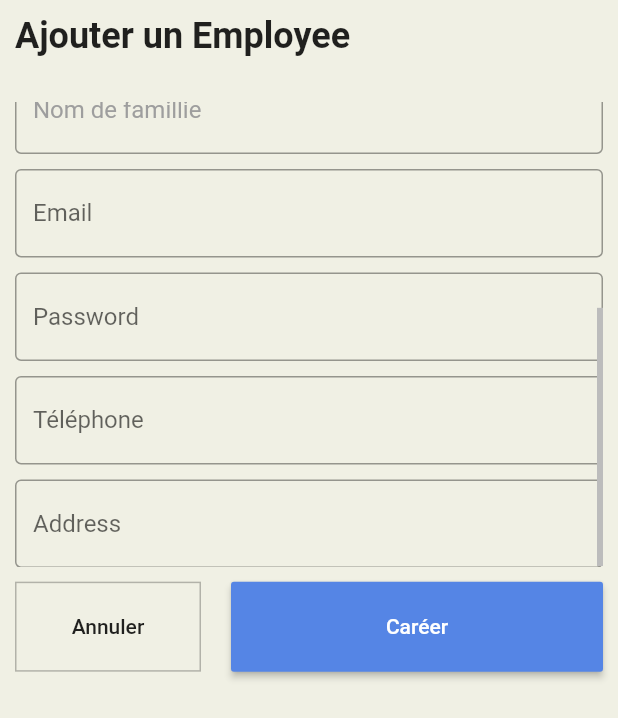
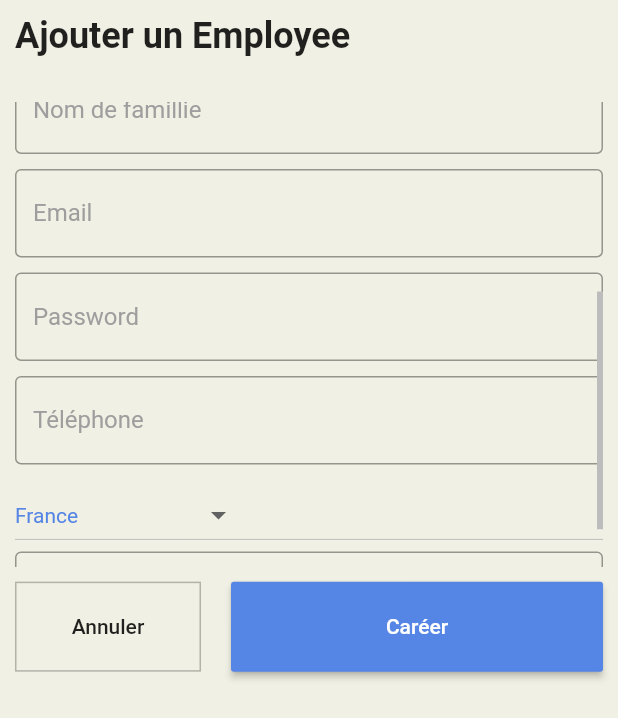
Before and after one commit to QonvexTech/obrero_web, a Flutter app: the EmployeeAdd widget shown alone on an empty page, opened directly, scrolled down 247 dp, on a phone screen of 412 x 824 dp. Shown: the top 718 px of the screen. Run offline on Flutter 3.47's test engine with Material 2 defaults, Android fonts, the phone set to English and light mode, and no system bars; our stand-ins replace date_picker_timeline, dotted_border, email_validator, file_picker, firebase_core, firebase_messaging and 9 more; missing offline and left inert: adaptive_container, address_search_field, universal_html; accounts and stored records are empty; statements that could not run were skipped.

Commit message:
employee add update country

```diff
--- a/lib/view/dashboard/employee/employee_add.dart
+++ b/lib/view/dashboard/employee/employee_add.dart
@@ -15,6 +15,7 @@ class EmployeeAdd extends StatefulWidget {
 }
 
 class _CustomerAddState extends State<EmployeeAdd> with SettingsHelper {
+  Map<dynamic, dynamic>? countryValue = countries[66];
   bool isEdit = false;
   Map<String, dynamic> bodyToUpdate = {};
   TextEditingController fnameController = TextEditingController();
@@ -41,6 +42,7 @@ class _CustomerAddState extends State<EmployeeAdd> with SettingsHelper {
   @override
   Widget build(BuildContext context) {
     EmployeeSevice employeeService = Provider.of<EmployeeSevice>(context);
+
     final Size size = MediaQuery.of(context).size;
     return Container(
       width: size.width,
@@ -156,6 +158,7 @@ class _CustomerAddState extends State<EmployeeAdd> with SettingsHelper {
               TextField(
                 decoration: InputDecoration(
                   hintText: "Email",
+                  hintStyle: transHeader,
                   border: OutlineInputBorder(),
                 ),
                 controller: emailController,
@@ -171,6 +174,7 @@ class _CustomerAddState extends State<EmployeeAdd> with SettingsHelper {
                   : TextField(
                       decoration: InputDecoration(
                         hintText: "Password",
+                        hintStyle: transHeader,
                         border: OutlineInputBorder(),
                       ),
                       controller: passwordController,
@@ -181,6 +185,7 @@ class _CustomerAddState extends State<EmployeeAdd> with SettingsHelper {
               TextField(
                 decoration: InputDecoration(
                   hintText: "Téléphone",
+                  hintStyle: transHeader,
                   border: OutlineInputBorder(),
                 ),
                 controller: contactNumberController,
@@ -191,16 +196,108 @@ class _CustomerAddState extends State<EmployeeAdd> with SettingsHelper {
               SizedBox(
                 height: MySpacer.small,
               ),
-              TextField(
+
+              MediaQuery.of(context).size.width > 800
+                  ? Row(
+                      mainAxisSize: MainAxisSize.max,
+                      mainAxisAlignment: MainAxisAlignment.spaceBetween,
+                      children: [
+                        Expanded(
+                          child: DropdownButton<Map<dynamic, dynamic>>(
+                            underline: null,
+                            hint: Text("Country"),
+                            value: countryValue,
+                            icon: Icon(Icons.arrow_drop_down),
+                            iconSize: 24,
+                            elevation: 16,
+                            style: TextStyle(color: Palette.drawerColor),
+                            onChanged: (Map<dynamic, dynamic>? newValue) {
+                              setState(() {
+                                countryValue = newValue!;
+                              });
+                            },
+                            items: countries
+                                .map<DropdownMenuItem<Map<dynamic, dynamic>>>(
+                                    (value) {
+                              return DropdownMenuItem<Map<dynamic, dynamic>>(
+                                value: value,
+                                child: Text(
+                                  value["name"],
+                                  overflow: TextOverflow.ellipsis,
+                                ),
+                              );
+                            }).toList(),
+                          ),
+                        ),
+                        SizedBox(
+                          width: MySpacer.small,
+                        ),
+                        Expanded(
+                          flex: 3,
+                          child: TextField(
+                            onChanged: (value) {
+                              bodyToUpdate.addAll({"address": value});
+                            },
                             decoration: InputDecoration(
+                              hintStyle: transHeader,
                               hintText: "Address",
                               border: OutlineInputBorder(),
                             ),
                             controller: addressController,
+                          ),
+                        ),
+                      ],
+                    )
+                  : SizedBox(),
+              MediaQuery.of(context).size.width < 800
+                  ? Expanded(
+                      child: DropdownButton<Map<dynamic, dynamic>>(
+                        underline: null,
+                        hint: Text("Country"),
+                        value: countryValue,
+                        icon: Icon(Icons.arrow_drop_down),
+                        iconSize: 24,
+                        elevation: 16,
+                        style: TextStyle(color: Palette.drawerColor),
+                        onChanged: (Map<dynamic, dynamic>? newValue) {
+                          setState(() {
+                            countryValue = newValue!;
+                          });
+                        },
+                        items: countries
+                            .map<DropdownMenuItem<Map<dynamic, dynamic>>>(
+                                (value) {
+                          return DropdownMenuItem<Map<dynamic, dynamic>>(
+                            value: value,
+                            child: Text(
+                              value["name"],
+                              overflow: TextOverflow.ellipsis,
+                            ),
+                          );
+                        }).toList(),
+                      ),
+                    )
+                  : SizedBox(),
+              SizedBox(
+                  width: MediaQuery.of(context).size.width < 800
+                      ? 0
+                      : MySpacer.small),
+              MediaQuery.of(context).size.width < 800
+                  ? Expanded(
+                      flex: 3,
+                      child: TextField(
                         onChanged: (value) {
                           bodyToUpdate.addAll({"address": value});
                         },
+                        decoration: InputDecoration(
+                          hintStyle: transHeader,
+                          hintText: "Address",
+                          border: OutlineInputBorder(),
                         ),
+                        controller: addressController,
+                      ),
+                    )
+                  : SizedBox(),
 
               // Row(
               //   children: [
@@ -317,7 +414,8 @@ class _CustomerAddState extends State<EmployeeAdd> with SettingsHelper {
                             lname: lnameController.text,
                             email: emailController.text,
                             password: passwordController.text,
-                            address: addressController.text,
+                            address: addressController.text +
+                                ", ${countryValue!["name"]}",
                             picture: employeeService.base64Image != null
                                 ? employeeService.base64ImageEncoded
                                 : "",
```
Lines whose indentation alone changed are shown as unchanged.
